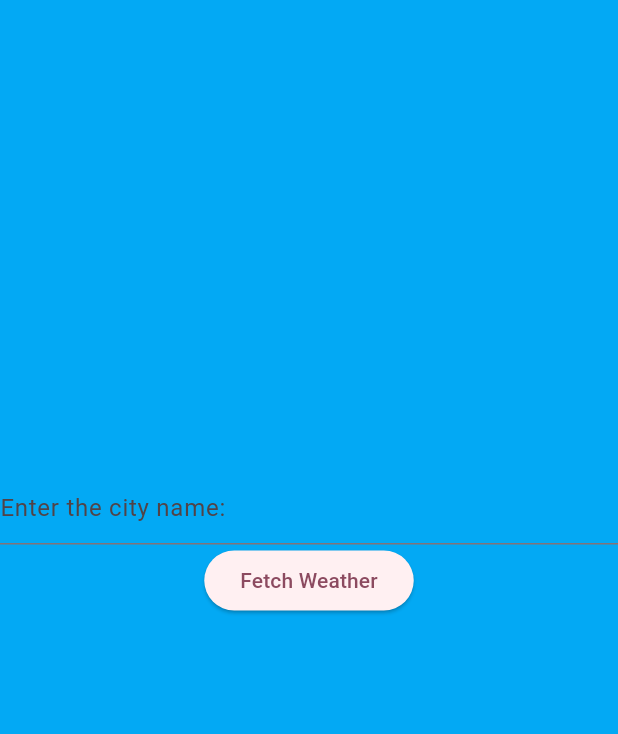
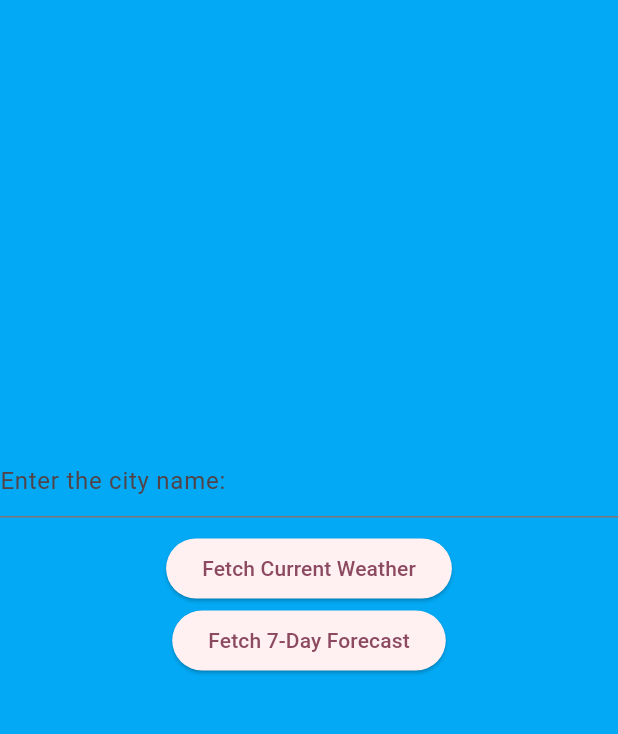
Before and after one commit to Vrutik2/weather_info_app, a Flutter app: the screen it shows after launch, on a phone screen of 412 x 824 dp, the part 84-818 px from its top. Run offline on Flutter 3.47's test engine with Material 3 defaults, Android fonts, the phone set to English and light mode, and no system bars.

Commit message:
Implemented 7-day weather forecast feature

```diff
--- a/lib/main.dart
+++ b/lib/main.dart
@@ -31,22 +31,43 @@ class MyHomePage extends StatefulWidget {
 }
 
 class _HomePageState extends State<MyHomePage> {
-  final TextEditingController _controller =
-      TextEditingController(); // Fix variable naming
+  final TextEditingController _controller = TextEditingController(); // Fix variable naming
   String _cityName = '';
   String _weatherInfo = '';
+  List<Map<String, String>> _sevenDayForecast = [];
 
-  void _fetchWeather() {
+  // Function to simulate fetching current weather
+  void _fetchCurrentWeather() {
     final Random random = Random();
-    final int temperature = random.nextInt(16) +
-        15; // Generates random temperature between 15 and 30
+    final int temperature = random.nextInt(16) + 15; // Random temp between 15 and 30
     final List<String> conditions = ['Sunny', 'Cloudy', 'Rainy'];
-    final String condition = conditions[random
-        .nextInt(conditions.length)]; // Randomly selects a weather condition
+    final String condition = conditions[random.nextInt(conditions.length)];
 
     setState(() {
       _cityName = _controller.text;
       _weatherInfo = 'Temperature: $temperature°C, Condition: $condition';
+    });
+  }
+
+  // Function to simulate fetching 7-day weather forecast
+  void _fetchSevenDayForecast() {
+    final Random random = Random();
+    final List<String> conditions = ['Sunny', 'Cloudy', 'Rainy'];
+
+    List<Map<String, String>> forecast = [];
+    for (int i = 0; i < 7; i++) {
+      int temp = random.nextInt(16) + 15; // Random temp for each day
+      String cond = conditions[random.nextInt(conditions.length)]; // Random condition for each day
+      forecast.add({
+        'day': 'Day ${i + 1}',
+        'temperature': '$temp°C',
+        'condition': cond,
+      });
+    }
+
+    setState(() {
+      _cityName = _controller.text;
+      _sevenDayForecast = forecast;  // Update the forecast data
     });
   }
 
@@ -59,6 +80,7 @@ class _HomePageState extends State<MyHomePage> {
         title: Text(widget.title),
       ),
       body: Center(
+        child: SingleChildScrollView(
           child: Column(
             mainAxisAlignment: MainAxisAlignment.center,
             children: <Widget>[
@@ -68,13 +90,53 @@ class _HomePageState extends State<MyHomePage> {
                   hintText: 'Enter the city name:',
                 ),
               ),
+              const SizedBox(height: 10),
               ElevatedButton(
-              onPressed: _fetchWeather,
-              child: const Text('Fetch Weather'),
+                onPressed: _fetchCurrentWeather,
+                child: const Text('Fetch Current Weather'),
               ),
-            Text(_cityName),
-            Text(_weatherInfo),
+              ElevatedButton(
+                onPressed: _fetchSevenDayForecast,
+                child: const Text('Fetch 7-Day Forecast'),
+              ),
+              const SizedBox(height: 20),
+              if (_cityName.isNotEmpty) ...[
+                Text(
+                  _cityName,
+                  style: const TextStyle(fontSize: 24, fontWeight: FontWeight.bold),
+                ),
+                const SizedBox(height: 10),
+                Text(
+                  _weatherInfo,
+                  style: const TextStyle(fontSize: 18),
+                ),
+                const SizedBox(height: 20),
+                if (_sevenDayForecast.isNotEmpty) ...[
+                  const Text(
+                    '7-Day Weather Forecast:',
+                    style: TextStyle(fontSize: 22, fontWeight: FontWeight.bold),
+                  ),
+                  const SizedBox(height: 10),
+                  ListView.builder(
+                    shrinkWrap: true,
+                    physics: const NeverScrollableScrollPhysics(),
+                    itemCount: _sevenDayForecast.length,
+                    itemBuilder: (context, index) {
+                      final dayForecast = _sevenDayForecast[index];
+                      return Card(
+                        child: ListTile(
+                          title: Text(dayForecast['day']!),
+                          subtitle: Text(
+                            '${dayForecast['temperature']}, ${dayForecast['condition']}',
+                          ),
+                        ),
+                      );
+                    },
+                  ),
                 ],
+              ],
+            ],
+          ),
         ),
       ),
     );
```
Lines whose indentation alone changed are shown as unchanged.
